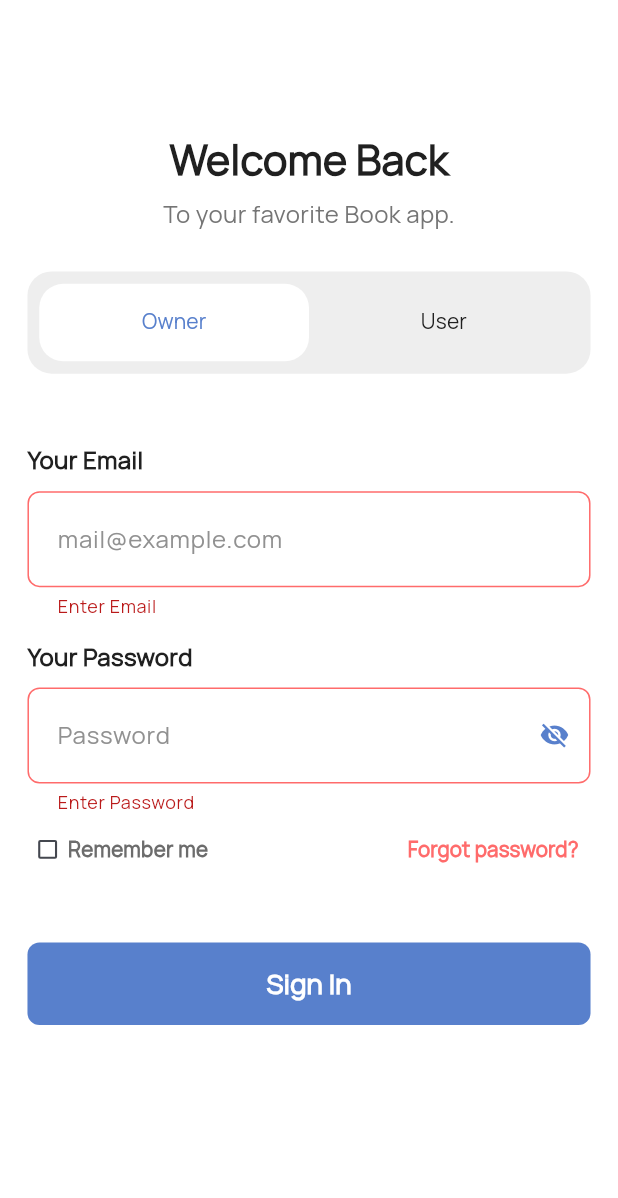
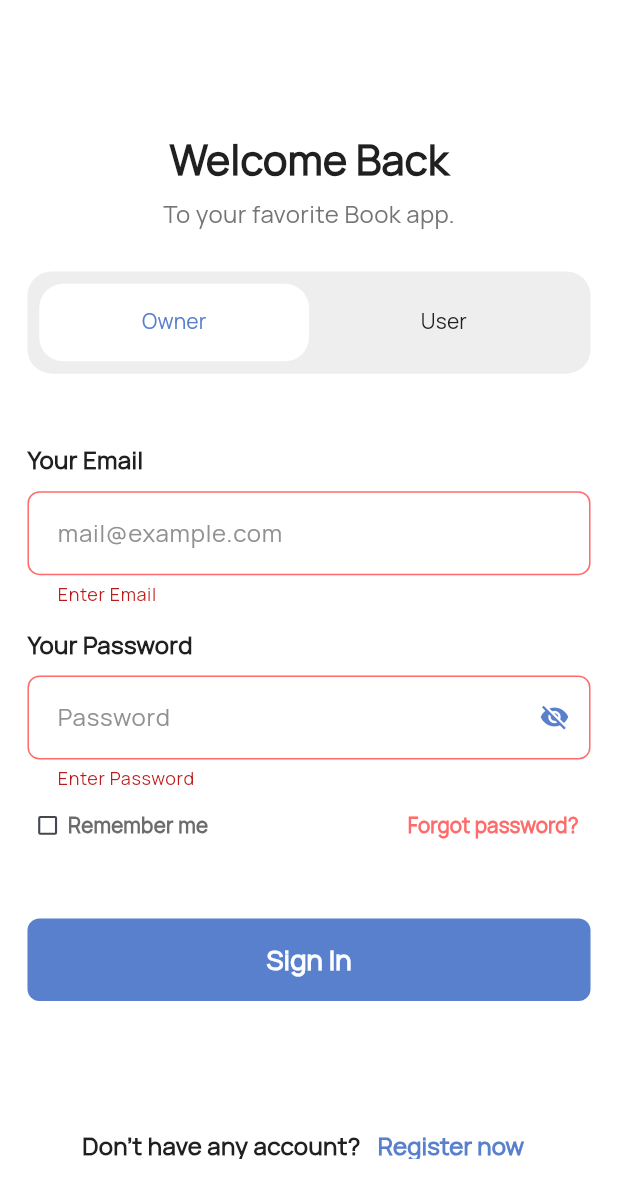
Before and after one commit to Sayeed-Maheen/Falaj-User-App, a Flutter app: the LoginScreen screen opened directly, after a tap on "Sign In", on a phone screen of 412 x 824 dp. Shown: the top 1198 px of the screen. Run offline on Flutter 3.47's test engine with Material 2 defaults, Android fonts, the phone set to English and light mode, and no system bars; our stand-ins replace flutter_screenutil, flutter_svg, shared_preferences; accounts and stored records are empty.

Commit message:
16.08.23

```diff
--- a/lib/screens/login_screen.dart
+++ b/lib/screens/login_screen.dart
@@ -19,9 +19,12 @@ class _LoginScreenState extends State<LoginScreen>
     with SingleTickerProviderStateMixin {
   late TabController _tabController;
   final _formField = GlobalKey<FormState>();
-  final emailController = TextEditingController();
-  final passwordController = TextEditingController();
-  var obscureText = true;
+  final ownerEmailController = TextEditingController();
+  final ownerPasswordController = TextEditingController();
+  final userEmailController = TextEditingController();
+  final userPasswordController = TextEditingController();
+  var userObscureText = true;
+  var ownerObscureText = true;
   @override
   void initState() {
     _tabController = TabController(length: 2, vsync: this);
@@ -136,7 +139,7 @@ class _LoginScreenState extends State<LoginScreen>
                               width: double.infinity,
                               margin: REdgeInsets.symmetric(horizontal: 16),
                               child: TextFormField(
-                                controller: emailController,
+                                controller: ownerEmailController,
                                 validator: (value) {
                                   bool emailValid = RegExp(
                                           r"^WS{1,2}:\/\/\d{1,3}\.\d{1,3}\.\d{1,3}\.\d{1,3}:56789")
@@ -157,7 +160,7 @@ class _LoginScreenState extends State<LoginScreen>
                                       fontWeight: FontWeight.w300,
                                       fontSize: 14.sp),
                                   contentPadding:
-                                      const EdgeInsets.fromLTRB(16, 20, 16, 20),
+                                      const EdgeInsets.fromLTRB(16, 16, 16, 16),
                                   enabledBorder: OutlineInputBorder(
                                     borderRadius: BorderRadius.circular(8),
                                     borderSide: const BorderSide(
@@ -206,18 +209,18 @@ class _LoginScreenState extends State<LoginScreen>
                               width: double.infinity,
                               margin: REdgeInsets.symmetric(horizontal: 16),
                               child: TextFormField(
-                                controller: passwordController,
+                                controller: ownerPasswordController,
                                 validator: (value) {
                                   if (value!.isEmpty) {
                                     return "Enter Password";
-                                  } else if (passwordController.text.length <
+                                  } else if (ownerPasswordController.text.length <
                                       6) {
                                     return "Password length should be more than 6 characters";
                                   }
                                 },
                                 style: const TextStyle(
                                     color: AppColors.colorBlackHighEmp),
-                                obscureText: obscureText,
+                                obscureText: ownerObscureText,
                                 decoration: InputDecoration(
                                   hintText: "Password",
                                   hintStyle: TextStyle(
@@ -227,10 +230,10 @@ class _LoginScreenState extends State<LoginScreen>
                                   suffixIcon: GestureDetector(
                                     onTap: () {
                                       setState(() {
-                                        obscureText = !obscureText;
+                                        ownerObscureText = !ownerObscureText;
                                       });
                                     },
-                                    child: obscureText
+                                    child: ownerObscureText
                                         ? const Icon(Icons.visibility_off,
                                             color: AppColors.colorPrimary,
                                             size: 20)
@@ -239,7 +242,7 @@ class _LoginScreenState extends State<LoginScreen>
                                             size: 20),
                                   ),
                                   contentPadding:
-                                      const EdgeInsets.fromLTRB(16, 20, -4, 20),
+                                      const EdgeInsets.fromLTRB(16, 16, -4, 16),
                                   enabledBorder: OutlineInputBorder(
                                     borderRadius: BorderRadius.circular(8),
                                     borderSide: const BorderSide(
@@ -303,8 +306,8 @@ class _LoginScreenState extends State<LoginScreen>
                               child: MyButton(
                                   onPressed: () {
                                     if (_formField.currentState!.validate()) {
-                                      emailController.clear();
-                                      passwordController.clear();
+                                      ownerEmailController.clear();
+                                      ownerPasswordController.clear();
                                       Navigator.pushAndRemoveUntil<void>(
                                         context,
                                         MaterialPageRoute<void>(
@@ -378,7 +381,7 @@ class _LoginScreenState extends State<LoginScreen>
                               width: double.infinity,
                               margin: REdgeInsets.symmetric(horizontal: 16),
                               child: TextFormField(
-                                controller: emailController,
+                                controller: userEmailController,
                                 validator: (value) {
                                   bool emailValid = RegExp(
                                           r"^WS{1,2}:\/\/\d{1,3}\.\d{1,3}\.\d{1,3}\.\d{1,3}:56789")
@@ -399,7 +402,7 @@ class _LoginScreenState extends State<LoginScreen>
                                       fontWeight: FontWeight.w300,
                                       fontSize: 14.sp),
                                   contentPadding:
-                                      const EdgeInsets.fromLTRB(16, 20, 16, 20),
+                                      const EdgeInsets.fromLTRB(16, 16, 16, 16),
                                   enabledBorder: OutlineInputBorder(
                                     borderRadius: BorderRadius.circular(8),
                                     borderSide: const BorderSide(
@@ -448,18 +451,18 @@ class _LoginScreenState extends State<LoginScreen>
                               width: double.infinity,
                               margin: REdgeInsets.symmetric(horizontal: 16),
                               child: TextFormField(
-                                controller: passwordController,
+                                controller: userPasswordController,
                                 validator: (value) {
                                   if (value!.isEmpty) {
                                     return "Enter Password";
-                                  } else if (passwordController.text.length <
+                                  } else if (ownerPasswordController.text.length <
                                       6) {
                                     return "Password length should be more than 6 characters";
                                   }
                                 },
                                 style: const TextStyle(
                                     color: AppColors.colorBlackHighEmp),
-                                obscureText: obscureText,
+                                obscureText: userObscureText,
                                 decoration: InputDecoration(
                                   hintText: "Password",
                                   hintStyle: TextStyle(
@@ -469,10 +472,10 @@ class _LoginScreenState extends State<LoginScreen>
                                   suffixIcon: GestureDetector(
                                     onTap: () {
                                       setState(() {
-                                        obscureText = !obscureText;
+                                        userObscureText = !userObscureText;
                                       });
                                     },
-                                    child: obscureText
+                                    child: userObscureText
                                         ? const Icon(Icons.visibility_off,
                                             color: AppColors.colorPrimary,
                                             size: 20)
@@ -481,7 +484,7 @@ class _LoginScreenState extends State<LoginScreen>
                                             size: 20),
                                   ),
                                   contentPadding:
-                                      const EdgeInsets.fromLTRB(16, 20, -4, 20),
+                                      const EdgeInsets.fromLTRB(16, 16, -4, 16),
                                   enabledBorder: OutlineInputBorder(
                                     borderRadius: BorderRadius.circular(8),
                                     borderSide: const BorderSide(
@@ -545,8 +548,8 @@ class _LoginScreenState extends State<LoginScreen>
                               child: MyButton(
                                   onPressed: () {
                                     if (_formField.currentState!.validate()) {
-                                      emailController.clear();
-                                      passwordController.clear();
+                                      userEmailController.clear();
+                                      userPasswordController.clear();
                                       Navigator.pushAndRemoveUntil<void>(
                                         context,
                                         MaterialPageRoute<void>(
```
Also changed, not shown: lib/main.dart (+9 -7 lines).
